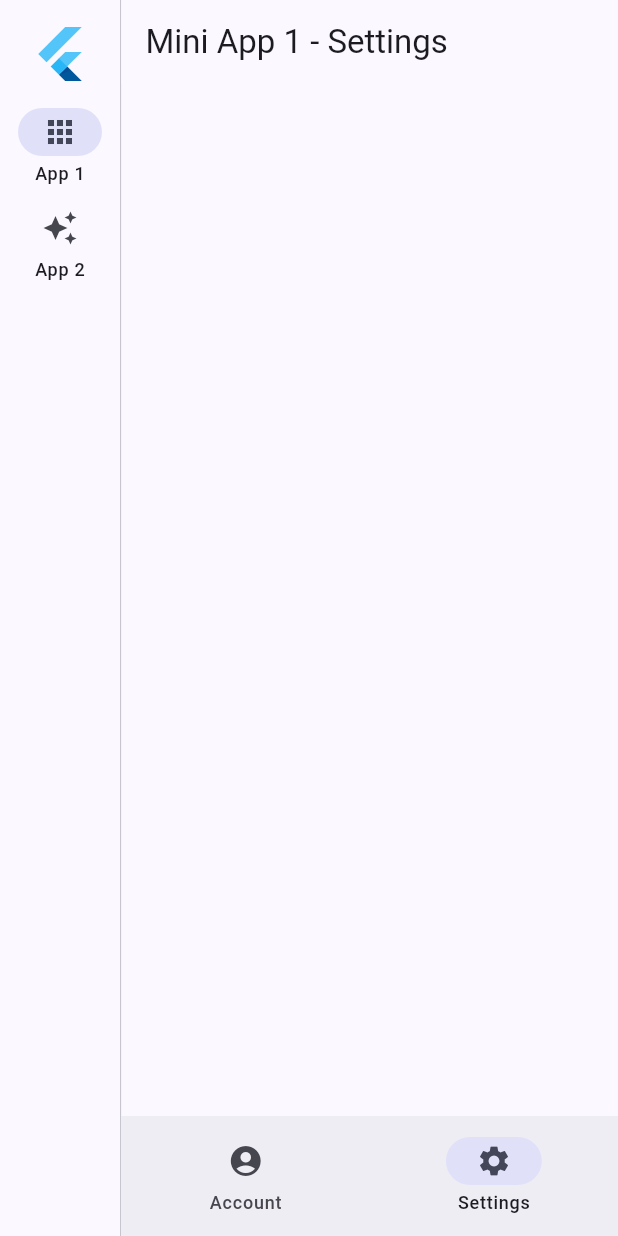
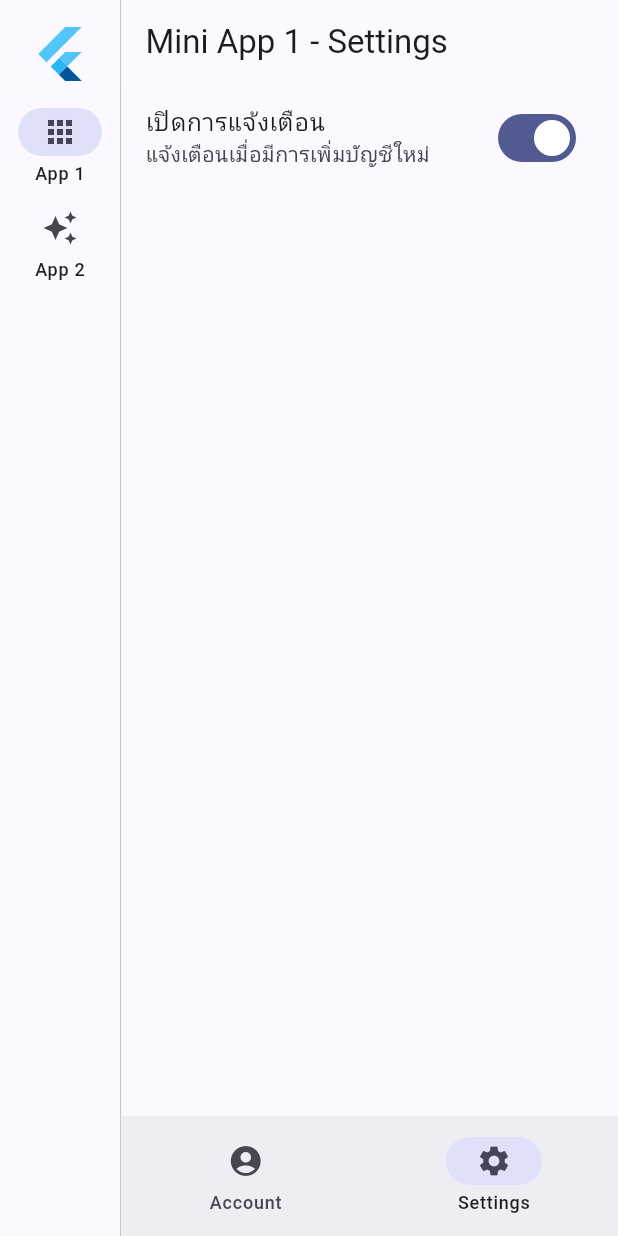
Before and after one commit to krahyor/noppakaodemoapp, a Flutter app: the screen it shows after launch, item 2 of the bottom bar chosen, on a phone screen of 412 x 824 dp. Run offline on Flutter 3.47's test engine with Material 3 defaults, Android fonts, the phone set to English and light mode, and no system bars; our stand-ins replace flutter_local_notifications, flutter_riverpod, go_router, shared_preferences.

Commit message:
✨ feat:setting create notification

```diff
--- a/lib/main.dart
+++ b/lib/main.dart
@@ -5,5 +5,6 @@ import 'package:flutter/material.dart';
 import 'app.dart';
 
 void main() {
+  WidgetsFlutterBinding.ensureInitialized();
   runApp(const RootApp());
 }
--- a/lib/mini_apps/app1/app1_shell.dart
+++ b/lib/mini_apps/app1/app1_shell.dart
@@ -4,6 +4,7 @@
 import 'package:flutter/material.dart';
 import 'pages/accounts.dart';
 import 'pages/settings.dart';
+import 'package:noppakao/services/notification_service.dart';
 
 class App1Shell extends StatefulWidget {
   const App1Shell({super.key});
@@ -15,6 +16,13 @@ class App1Shell extends StatefulWidget {
 class _App1ShellState extends State<App1Shell> {
   int _currentIndex = 0;
   late final List<Widget> _tabs = const [Account(), Setting()];
+
+  @override
+  void initState() {
+    super.initState();
+    // Lazy init notifications only for app1
+    NotificationService().ensureInitialized();
+  }
 
   @override
   Widget build(BuildContext context) {
--- a/lib/mini_apps/app1/pages/add_account.dart
+++ b/lib/mini_apps/app1/pages/add_account.dart
@@ -1,7 +1,7 @@
 // page_c.dart - Tab C ของ Mini App 1
 import 'package:flutter/material.dart';
 import 'package:noppakao/app.dart';
-import 'package:noppakao/mini_apps/app1/app1_shell.dart';
+import 'package:noppakao/services/notification_service.dart';
 import 'package:noppakao/mini_apps/app1/models/accounts.dart';
 
 class AddAccount extends StatefulWidget {
@@ -133,6 +133,10 @@ class _AddAccountState extends State<AddAccount> {
                           role: _role,
                         ),
                       );
+                      NotificationService().showNewAccountNotification(
+                        fullName: '$_firstname $_lastname',
+                        email: _email,
+                      );
                       Navigator.pushReplacement(
                         context,
                         MaterialPageRoute(
--- a/lib/mini_apps/app1/pages/settings.dart
+++ b/lib/mini_apps/app1/pages/settings.dart
@@ -1,5 +1,6 @@
 // page_b.dart - Tab B ของ Mini App 1
 import 'package:flutter/material.dart';
+import 'package:noppakao/services/notification_service.dart';
 
 class Setting extends StatefulWidget {
   const Setting({super.key});
@@ -9,8 +10,44 @@ class Setting extends StatefulWidget {
 }
 
 class _SettingState extends State<Setting> {
+  final _notificationService = NotificationService();
+  bool _loading = true;
+  bool _enabled = true;
+
+  @override
+  void initState() {
+    super.initState();
+    _init();
+  }
+
+  Future<void> _init() async {
+    await _notificationService.ensureInitialized();
+    setState(() {
+      _enabled = _notificationService.enabled;
+      _loading = false;
+    });
+  }
+
   @override
   Widget build(BuildContext context) {
-    return Scaffold(appBar: AppBar(title: Text('Mini App 1 - Settings')));
+    return Scaffold(
+      appBar: AppBar(title: Text('Mini App 1 - Settings')),
+      body:
+          _loading
+              ? const Center(child: CircularProgressIndicator())
+              : ListView(
+                children: [
+                  SwitchListTile(
+                    title: const Text('เปิดการแจ้งเตือน'),
+                    subtitle: const Text('แจ้งเตือนเมื่อมีการเพิ่มบัญชีใหม่'),
+                    value: _enabled,
+                    onChanged: (v) async {
+                      setState(() => _enabled = v);
+                      await _notificationService.setEnabled(v);
+                    },
+                  ),
+                ],
+              ),
+    );
   }
 }
--- a/pubspec.yaml
+++ b/pubspec.yaml
@@ -36,6 +36,8 @@ dependencies:
   cupertino_icons: ^1.0.8
   flutter_riverpod: ^2.5.1
   go_router: ^14.2.0
+  flutter_local_notifications: ^17.2.1
+  shared_preferences: ^2.2.2
 
 dev_dependencies:
   flutter_test:
```
Also changed, not shown: lib/services/notification_service.dart (added, +109 -0 lines), pubspec.lock, 3 other files.
